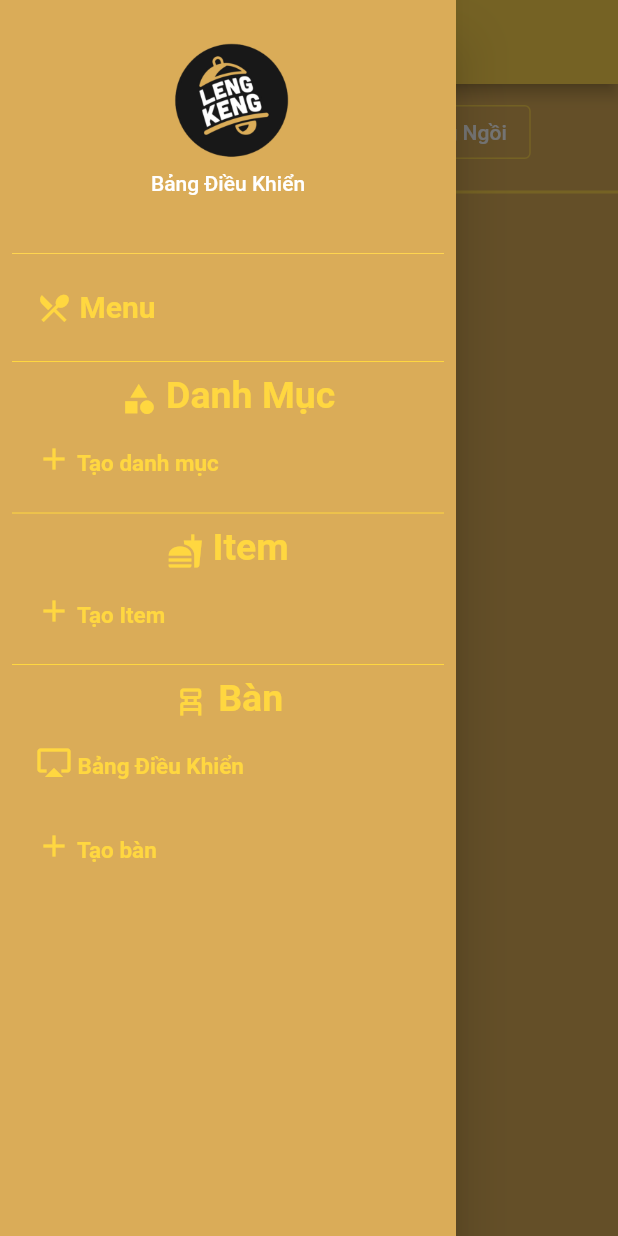
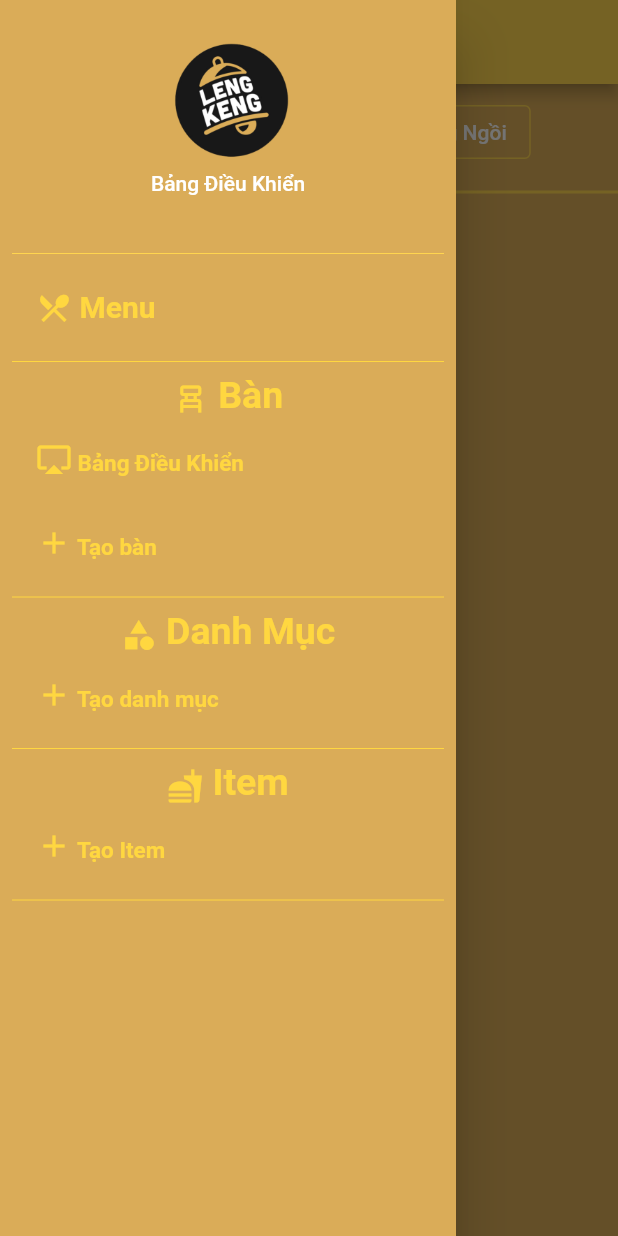
Before and after one commit to dim0147/Hai-Coffe-DenMo, a Flutter app: the screen it shows after launch, with the side drawer open, on a phone screen of 412 x 824 dp. Run offline on Flutter 3.47's test engine with Material 2 defaults, Android fonts, the phone set to English and light mode, and no system bars; our stand-ins replace extended_masked_text, get, hive, hive_flutter, image_picker, moor; accounts and stored records are empty; generated files the repository leaves out were written again.

Commit message:
Add table local info

```diff
--- a/lib/App/Config.dart
+++ b/lib/App/Config.dart
@@ -8,6 +8,7 @@ import 'package:hai_noob/Controller/Item/CreateItemController.dart';
 import 'package:hai_noob/Controller/Menu/MenuController.dart';
 import 'package:hai_noob/Controller/Order/PlaceOrderController.dart';
 import 'package:hai_noob/Controller/Order/PlaceOrderCouponController.dart';
+import 'package:hai_noob/Controller/Table/TableLocalInfoController.dart';
 import 'package:hai_noob/Controller/Table/TablePanelController.dart';
 import 'package:hai_noob/Screen/Menu/AddSpecialItemScreen.dart';
 import 'package:hai_noob/Screen/Order/PlaceOrderSuccessScreen.dart';
@@ -16,6 +17,7 @@ import 'package:hai_noob/Screen/Menu/CartScreen.dart';
 import 'package:hai_noob/Screen/Menu/MenuScreen.dart';
 import 'package:hai_noob/Screen/Order/PlaceOrderCouponScreen.dart';
 import 'package:hai_noob/Screen/Order/PlaceOrderScreen.dart';
+import 'package:hai_noob/Screen/Table/TableLocalInfoScreen.dart';
 import 'package:hai_noob/Screen/Table/TablePanelScreen.dart';
 import 'package:path_provider/path_provider.dart';
 
@@ -146,6 +148,14 @@ class AppConfig {
     ),
     GetPage(
       transition: Transition.cupertinoDialog,
+      name: '/table',
+      page: () => TablePanelScreen(),
+      binding: BindingsBuilder(() {
+        Get.lazyPut(() => TablePanelController());
+      }),
+    ),
+    GetPage(
+      transition: Transition.cupertinoDialog,
       name: '/table/add',
       page: () => AddTableScreen(),
       binding: BindingsBuilder(() {
@@ -154,10 +164,10 @@ class AppConfig {
     ),
     GetPage(
       transition: Transition.cupertinoDialog,
-      name: '/table',
-      page: () => TablePanelScreen(),
+      name: '/table/local-info',
+      page: () => TableLocalInfoScreen(),
       binding: BindingsBuilder(() {
-        Get.lazyPut(() => TablePanelController());
+        Get.lazyPut(() => TableLocalInfoController());
       }),
     ),
   ];
--- a/lib/Controller/Order/PlaceOrderController.dart
+++ b/lib/Controller/Order/PlaceOrderController.dart
@@ -79,7 +79,7 @@ class PlaceOrderController extends GetxController {
         showTotalPriceWithCoupon(),
       );
       // Update table Cart
-      await updateTableAfterPaymentDone();
+      await updateTableAfterPaymentDone(billID);
 
       await _printReceipt();
 
@@ -103,7 +103,7 @@ class PlaceOrderController extends GetxController {
     }
   }
 
-  Future<void> updateTableAfterPaymentDone() async {
+  Future<void> updateTableAfterPaymentDone(int billID) async {
     final tableID = args!.tableID;
     if (tableID == null) return;
 
@@ -118,6 +118,8 @@ class PlaceOrderController extends GetxController {
         tableId: tableID,
         items: [],
       ),
+      lastOrderID: billID,
+      lastUpdate: DateTime.now(),
       status: markTableEmptyWhenPaymentDone.value ? TableStatus.Empty : null,
     );
   }
--- /dev/null
+++ b/lib/Controller/Table/TableLocalInfoController.dart
@@ -0,0 +1,35 @@
+import 'package:get/get.dart';
+import 'package:hai_noob/App/Utils.dart';
+import 'package:hai_noob/DAO/TableLocalDAO.dart';
+import 'package:hai_noob/Model/TableLocal.dart';
+
+class TableLocalInfoArgs {
+  final int tableID;
+
+  TableLocalInfoArgs(this.tableID);
+}
+
+class TableLocalInfoController extends GetxController
+    with StateMixin<TableLocal> {
+  final args = Utils.tryCast<TableLocalInfoArgs>(Get.arguments);
+  final tableLocalDAO = Get.find<TableLocalDAO>();
+
+  @override
+  void onInit() async {
+    super.onInit();
+
+    // Get table ID arg
+    final tableID = args?.tableID;
+    if (tableID == null)
+      return change(null,
+          status: RxStatus.error('Argument Table ID not found'));
+
+    // Get table
+    final table = tableLocalDAO.getTable(tableID);
+    if (table == null)
+      return change(null,
+          status: RxStatus.error('Không tìm thấy table, ID: $tableID'));
+
+    change(table, status: RxStatus.success());
+  }
+}
--- a/lib/Screen/Component.dart
+++ b/lib/Screen/Component.dart
@@ -54,6 +54,86 @@ Drawer NavigateMenu() {
               Get.offAllNamed('/menu', arguments: menuScreenArgs);
             },
           ),
+
+          Divider(
+            color: AppConfig.HEADER_COLOR,
+          ),
+
+          // TABLE
+          Column(
+            children: [
+              Center(
+                child: RichText(
+                  text: TextSpan(
+                    style: TextStyle(
+                        color: AppConfig.HEADER_COLOR,
+                        fontSize: 25,
+                        fontWeight: FontWeight.bold),
+                    children: [
+                      WidgetSpan(
+                        child: Icon(
+                          Icons.chair_alt,
+                          color: AppConfig.HEADER_COLOR,
+                        ),
+                      ),
+                      TextSpan(
+                        text: ' Bàn',
+                      )
+                    ],
+                  ),
+                ),
+              ),
+              ListTile(
+                title: RichText(
+                  text: TextSpan(
+                    style: TextStyle(
+                        color: AppConfig.HEADER_COLOR,
+                        fontSize: 15,
+                        fontWeight: FontWeight.bold),
+                    children: [
+                      WidgetSpan(
+                        child: Icon(
+                          Icons.airplay,
+                          color: AppConfig.HEADER_COLOR,
+                        ),
+                      ),
+                      TextSpan(
+                        text: ' Bảng Điều Khiển',
+                      )
+                    ],
+                  ),
+                ),
+                onTap: () {
+                  Get.offAllNamed('/table/');
+                },
+              ),
+              ListTile(
+                title: RichText(
+                  text: TextSpan(
+                    style: TextStyle(
+                        color: AppConfig.HEADER_COLOR,
+                        fontSize: 15,
+                        fontWeight: FontWeight.bold),
+                    children: [
+                      WidgetSpan(
+                        child: Icon(
+                          Icons.add,
+                          color: AppConfig.HEADER_COLOR,
+                        ),
+                      ),
+                      TextSpan(
+                        text: ' Tạo bàn',
+                      )
+                    ],
+                  ),
+                ),
+                onTap: () {
+                  Get.offAllNamed('/table/add');
+                },
+              ),
+            ],
+          ),
+
           Divider(
             color: AppConfig.HEADER_COLOR,
           ),
@@ -168,81 +248,6 @@ Drawer NavigateMenu() {
           Divider(
             color: AppConfig.HEADER_COLOR,
           ),
-
-          // ITEM
-          Column(
-            children: [
-              Center(
-                child: RichText(
-                  text: TextSpan(
-                    style: TextStyle(
-                        color: AppConfig.HEADER_COLOR,
-                        fontSize: 25,
-                        fontWeight: FontWeight.bold),
-                    children: [
-                      WidgetSpan(
-                        child: Icon(
-                          Icons.chair_alt,
-                          color: AppConfig.HEADER_COLOR,
-                        ),
-                      ),
-                      TextSpan(
-                        text: ' Bàn',
-                      )
-                    ],
-                  ),
-                ),
-              ),
-              ListTile(
-                title: RichText(
-                  text: TextSpan(
-                    style: TextStyle(
-                        color: AppConfig.HEADER_COLOR,
-                        fontSize: 15,
-                        fontWeight: FontWeight.bold),
-                    children: [
-                      WidgetSpan(
-                        child: Icon(
-                          Icons.airplay,
-                          color: AppConfig.HEADER_COLOR,
-                        ),
-                      ),
-                      TextSpan(
-                        text: ' Bảng Điều Khiển',
-                      )
-                    ],
-                  ),
-                ),
-                onTap: () {
-                  Get.offAllNamed('/table/');
-                },
-              ),
-              ListTile(
-                title: RichText(
-                  text: TextSpan(
-                    style: TextStyle(
-                        color: AppConfig.HEADER_COLOR,
-                        fontSize: 15,
-                        fontWeight: FontWeight.bold),
-                    children: [
-                      WidgetSpan(
-                        child: Icon(
-                          Icons.add,
-                          color: AppConfig.HEADER_COLOR,
-                        ),
-                      ),
-                      TextSpan(
-                        text: ' Tạo bàn',
-                      )
-                    ],
-                  ),
-                ),
-                onTap: () {
-                  Get.offAllNamed('/table/add');
-                },
-              ),
-            ],
-          ),
         ],
       ),
     ),
```
Also changed, not shown: lib/Controller/Table/TablePanelController.dart (+18 -0 lines), lib/Screen/Table/TableLocalInfoScreen.dart (added, +81 -0 lines), lib/Screen/Table/TablePanelScreen.dart (+17 -0 lines).
